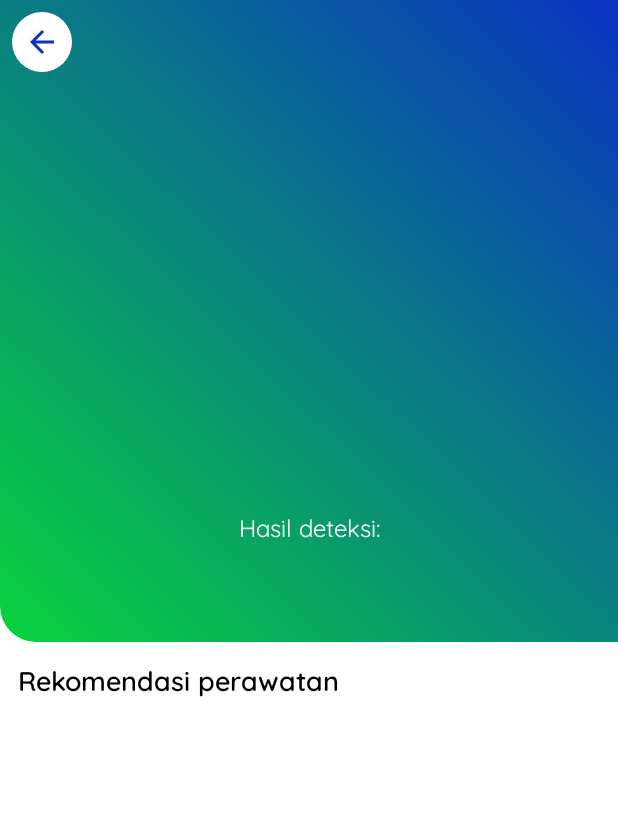
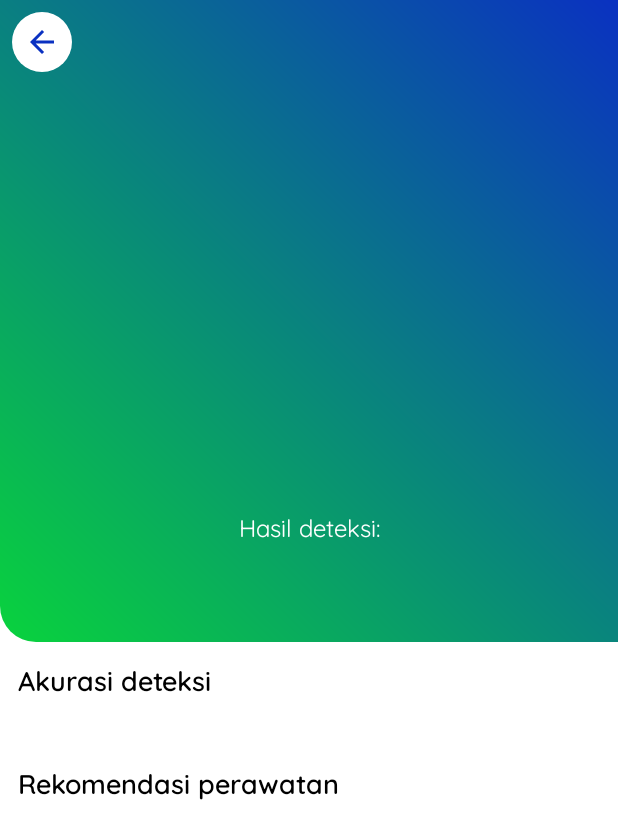
Before and after one commit to nfach98/easeplantz, an Android app: the ResultActivity screen opened directly, with no data from a screen before it, on a phone screen of 412 x 824 dp. Shown: the top 839 px of the screen. Run offline under Robolectric (Android 15) with nearby library versions, the phone set to English and light mode, and no system bars; our stand-ins replace Picasso; plain views replace RoundedImageView; pictures from the network do not load; 1 statement that could not run was skipped.

Commit message:
add akurasi

```diff
--- a/android/app/src/main/java/com/easeplantz/easeplantz/ui/result/ResultActivity.kt
+++ b/android/app/src/main/java/com/easeplantz/easeplantz/ui/result/ResultActivity.kt
@@ -53,7 +53,8 @@ class ResultActivity : AppCompatActivity() {
                 Picasso.get().load(prediction!!.url).into(ivDetect)
                 tvName.text = result[0].disease
                 tvTitle.text = result[0].disease
-                tvOverview.text = result[0].description
+                tvAccuracy.text = "${prediction?.prediction} %"
+                tvRecommendation.text = result[0].description
             }
         }
     }
--- a/android/app/src/main/res/layout/activity_result.xml
+++ b/android/app/src/main/res/layout/activity_result.xml
@@ -112,7 +112,7 @@
         app:layout_constraintTop_toBottomOf="@id/tv_info">
 
         <TextView
-            android:id="@+id/overview"
+            android:id="@+id/accuracy"
             android:layout_width="0dp"
             android:layout_height="wrap_content"
             android:layout_marginStart="12dp"
@@ -121,13 +121,13 @@
             android:textColor="@color/black"
             android:textSize="18sp"
             android:textStyle="bold"
-            android:text="@string/recommendation"
+            android:text="@string/detection_accuracy"
             app:layout_constraintEnd_toEndOf="parent"
             app:layout_constraintStart_toStartOf="parent"
             app:layout_constraintTop_toTopOf="parent" />
 
         <TextView
-            android:id="@+id/tv_overview"
+            android:id="@+id/tv_accuracy"
             android:layout_width="0dp"
             android:layout_height="wrap_content"
             android:layout_marginHorizontal="12dp"
@@ -137,7 +137,35 @@
             android:textSize="14sp"
             app:layout_constraintEnd_toEndOf="parent"
             app:layout_constraintStart_toStartOf="parent"
-            app:layout_constraintTop_toBottomOf="@id/overview" />
+            app:layout_constraintTop_toBottomOf="@id/accuracy" />
+
+        <TextView
+            android:id="@+id/recommendation"
+            android:layout_width="0dp"
+            android:layout_height="wrap_content"
+            android:layout_marginStart="12dp"
+            android:layout_marginTop="20dp"
+            android:layout_marginEnd="12dp"
+            android:textColor="@color/black"
+            android:textSize="18sp"
+            android:textStyle="bold"
+            android:text="@string/recommendation"
+            app:layout_constraintEnd_toEndOf="parent"
+            app:layout_constraintStart_toStartOf="parent"
+            app:layout_constraintTop_toBottomOf="@id/tv_accuracy" />
+
+        <TextView
+            android:id="@+id/tv_recommendation"
+            android:layout_width="0dp"
+            android:layout_height="wrap_content"
+            android:layout_marginHorizontal="12dp"
+            android:layout_marginTop="4dp"
+            android:layout_marginBottom="12dp"
+            android:textColor="@color/black"
+            android:textSize="14sp"
+            app:layout_constraintEnd_toEndOf="parent"
+            app:layout_constraintStart_toStartOf="parent"
+            app:layout_constraintTop_toBottomOf="@id/recommendation" />
 
     </androidx.constraintlayout.widget.ConstraintLayout>
 
--- a/android/app/src/main/res/values/strings.xml
+++ b/android/app/src/main/res/values/strings.xml
@@ -9,4 +9,5 @@
     <string name="corn">Jagung</string>
     <string name="tomato">Tomat</string>
     <string name="potato">Kentang</string>
+    <string name="detection_accuracy">Akurasi deteksi</string>
 </resources>
```
